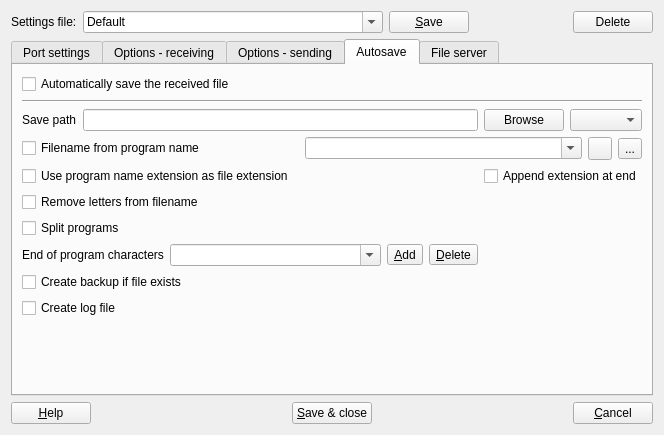
Old version of the form src/serialportconfigdialog.ui in the repository GCodeProjects/GCodeWorkShop.
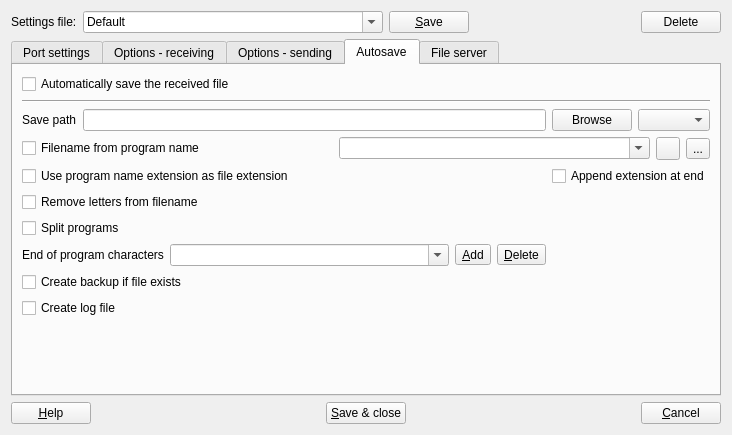
New version of the form. The open tabs and pages were chosen to show the change. Icons and pictures are not drawn.

What changed in the file:
```diff
--- a/src/serialportconfigdialog.ui
+++ b/src/serialportconfigdialog.ui
@@ -6,7 +6,7 @@
    <rect>
     <x>0</x>
     <y>0</y>
-    <width>664</width>
+    <width>732</width>
     <height>435</height>
    </rect>
   </property>
```
Left out of the diff: 9 changed lines with no effect on the pictures.
